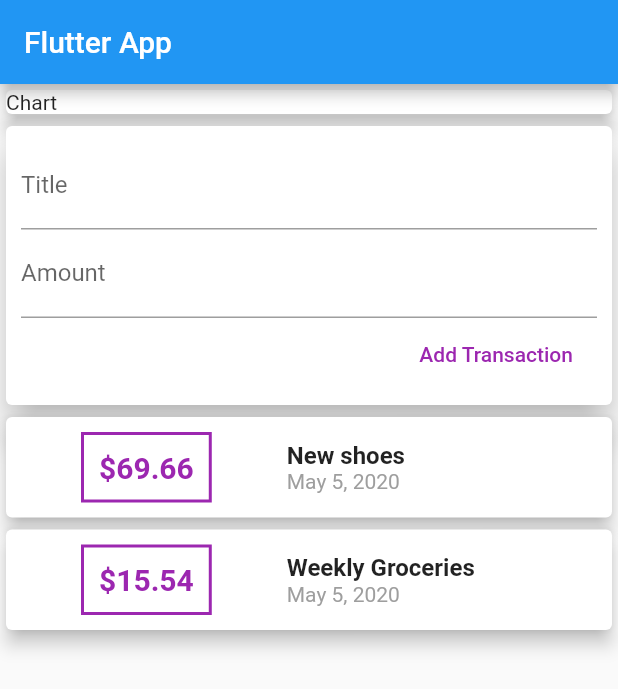
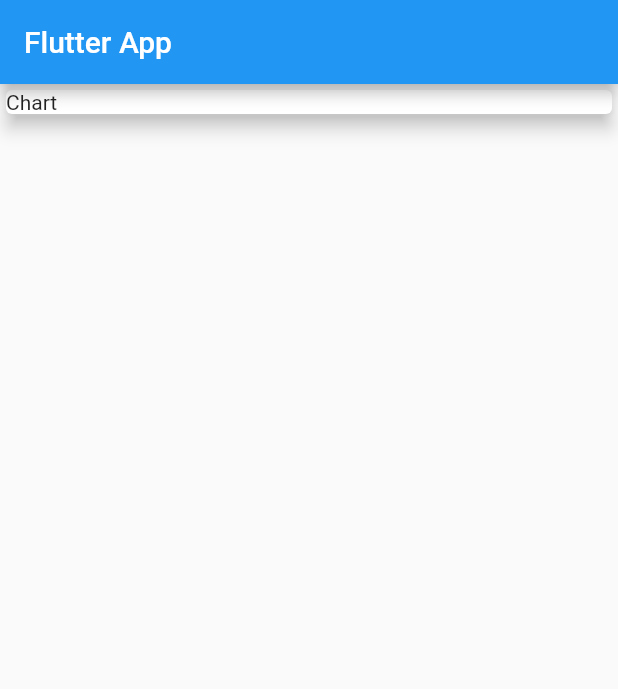
Before and after one commit to fadilparves/FLUTTER-SAMPLE, a Flutter app: the screen it shows after launch, on a phone screen of 412 x 824 dp. Shown: the top 689 px of the screen. Run offline on Flutter 3.47's test engine with Material 2 defaults, Android fonts, the phone set to English and light mode, and no system bars.

Commit message:
crazy step

```diff
--- a/expenses_app/lib/main.dart
+++ b/expenses_app/lib/main.dart
@@ -1,6 +1,4 @@
-import './transaction.dart';
 import 'package:flutter/material.dart';
-import 'package:intl/intl.dart';
 
 void main() => runApp(MyApp());
 
@@ -18,21 +16,6 @@ class MyApp extends StatelessWidget {
 class MyHomePage extends StatelessWidget {
   @override
   Widget build(BuildContext context) {
-    final List<Transaction> transactions = [
-      Transaction(
-        id: 't1',
-        title: 'New shoes',
-        amount: 69.66,
-        date: DateTime.now(),
-      ),
-      Transaction(
-        id: 't2',
-        title: 'Weekly Groceries',
-        amount: 15.54,
-        date: DateTime.now(),
-      ),
-    ];
-
     // String titleInput;
     // String amountInput;
 
@@ -54,86 +37,7 @@ class MyHomePage extends StatelessWidget {
               elevation: 5,
             ),
           ),
-          Card(
-            elevation: 10,
-            child: Container(
-              padding: EdgeInsets.all(10),
-              child: Column(
-                crossAxisAlignment: CrossAxisAlignment.end,
-                children: <Widget>[
-                  TextField(
-                    decoration: InputDecoration(labelText: 'Title'),
-                    controller: titleController,
-                    // onChanged: (value) {
-                    //   titleInput = value;
-                    // },
-                  ),
-                  TextField(
-                    decoration: InputDecoration(labelText: 'Amount'),
-                    controller: amountController,
-                    // onChanged: (value) {
-                    //   amountInput = value;
-                    // },
-                  ),
-                  FlatButton(
-                    child: Text('Add Transaction'),
-                    textColor: Colors.purple,
-                    onPressed: () {
-                      print(titleController.text);
-                    },
-                  )
-                ],
-              ),
-            ),
-          ),
-          Column(
-            children: transactions.map((tx) {
-              return Card(
-                elevation: 5,
-                child: Row(
-                  children: <Widget>[
-                    Container(
-                      margin: EdgeInsets.symmetric(
-                        vertical: 10,
-                        horizontal: 50,
-                      ),
-                      decoration: BoxDecoration(
-                        border: Border.all(
-                          color: Colors.purple,
-                          width: 2,
-                        ),
-                      ),
-                      padding: EdgeInsets.all(10),
-                      child: Text(
-                        '\$${tx.amount}',
-                        style: TextStyle(
-                          fontWeight: FontWeight.bold,
-                          fontSize: 20,
-                          color: Colors.purple,
-                        ),
-                      ),
-                    ),
-                    Column(
-                      crossAxisAlignment: CrossAxisAlignment.start,
-                      children: <Widget>[
-                        Text(
-                          tx.title,
-                          style: TextStyle(
-                            fontSize: 16,
-                            fontWeight: FontWeight.bold,
-                          ),
-                        ),
-                        Text(DateFormat.yMMMd().format(tx.date),
-                            style: TextStyle(
-                              color: Colors.grey,
-                            )),
-                      ],
-                    ),
-                  ],
-                ),
-              );
-            }).toList(),
-          ),
+
         ],
       ),
     );
```
Also changed, not shown: expenses_app/lib/widgets/new_transaction.dart (added, +43 -0 lines), expenses_app/lib/widgets/transaction_list.dart (added, +62 -0 lines), expenses_app/lib/widgets/user_transactions_state.dart (added, +35 -0 lines), expenses_app/lib/models/transaction.dart (renamed from expenses_app/lib/transaction.dart).
